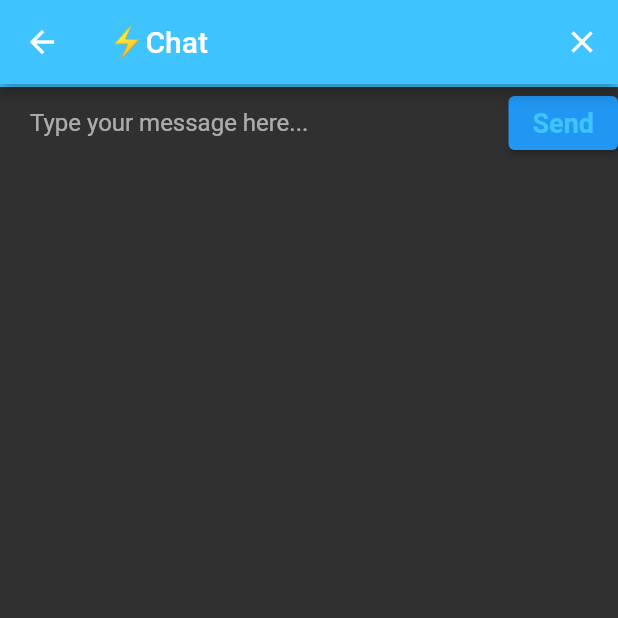
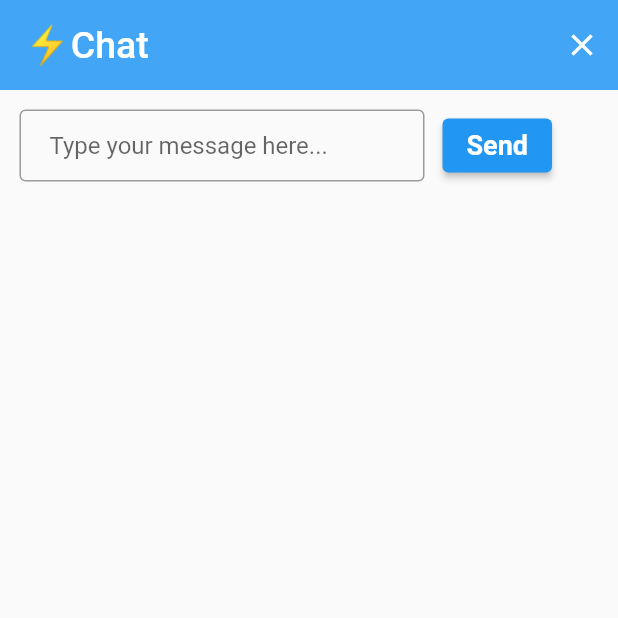
Before and after one commit to Sxmxrth/Chat-App-Flutter, a Flutter app: the ChatScreen screen opened by its route, on a phone screen of 412 x 824 dp, the top half of it. Run offline on Flutter 3.47's test engine with Material 2 defaults, Android fonts, the phone set to English and light mode, and no system bars; our stand-ins replace animated_text_kit, firebase_auth, firebase_core; accounts and stored records are empty.

Commit message:
UI changed

```diff
--- a/chat_app/lib/constants.dart
+++ b/chat_app/lib/constants.dart
@@ -1,7 +1,7 @@
 import 'package:flutter/material.dart';
 
 const kSendButtonTextStyle = TextStyle(
-  color: Colors.lightBlueAccent,
+  // color: Colors.lightBlueAccent,
   fontWeight: FontWeight.bold,
   fontSize: 18.0,
 );
@@ -9,7 +9,9 @@ const kSendButtonTextStyle = TextStyle(
 const kMessageTextFieldDecoration = InputDecoration(
   contentPadding: EdgeInsets.symmetric(vertical: 10.0, horizontal: 20.0),
   hintText: 'Type your message here...',
-  border: InputBorder.none,
+  border: OutlineInputBorder(
+    borderSide: BorderSide(color: Colors.grey),
+  ),
 );
 
 const kMessageContainerDecoration = BoxDecoration(
--- a/chat_app/lib/main.dart
+++ b/chat_app/lib/main.dart
@@ -29,7 +29,7 @@ class FlashChat extends StatelessWidget {
         SystemUiOverlayStyle(statusBarColor: Colors.transparent));
     return MaterialApp(
       debugShowCheckedModeBanner: false,
-      theme: ThemeData.dark().copyWith(
+      theme: ThemeData.light().copyWith(
         textTheme: TextTheme(
           bodyLarge: TextStyle(color: Colors.black54),
         ),
--- a/chat_app/lib/screens/chat_screen.dart
+++ b/chat_app/lib/screens/chat_screen.dart
@@ -36,6 +36,9 @@ class _ChatScreenState extends State<ChatScreen> {
   Widget build(BuildContext context) {
     return Scaffold(
       appBar: AppBar(
+        toolbarHeight: 60,
+        automaticallyImplyLeading: false,
+        elevation: 0,
         leading: null,
         actions: <Widget>[
           IconButton(
@@ -44,26 +47,36 @@ class _ChatScreenState extends State<ChatScreen> {
                 //Implement logout functionality
               }),
         ],
-        title: Text('⚡️Chat'),
-        backgroundColor: Colors.lightBlueAccent,
+        title: Text(
+          '⚡️Chat',
+          style: TextStyle(fontSize: 25),
+        ),
+        backgroundColor: Colors.blue[400],
       ),
       body: SafeArea(
         child: Column(
           mainAxisAlignment: MainAxisAlignment.spaceBetween,
           crossAxisAlignment: CrossAxisAlignment.stretch,
           children: <Widget>[
-            Container(
-              decoration: kMessageContainerDecoration,
+            Padding(
+              padding: const EdgeInsets.all(13.0),
+              child: Container(
+                // decoration: kMessageContainerDecoration,
                 child: Row(
                   crossAxisAlignment: CrossAxisAlignment.center,
                   children: <Widget>[
-                  Expanded(
+                    Container(
+                      width: 270,
                       child: TextField(
+                        style: TextStyle(color: Colors.black),
                         onChanged: (value) {
                           //Do something with the user input.
                         },
                         decoration: kMessageTextFieldDecoration,
                       ),
+                    ),
+                    SizedBox(
+                      width: 12,
                     ),
                     ElevatedButton(
                       onPressed: () {
@@ -77,6 +90,7 @@ class _ChatScreenState extends State<ChatScreen> {
                   ],
                 ),
               ),
+            ),
           ],
         ),
       ),
```
Lines whose indentation alone changed are shown as unchanged.
